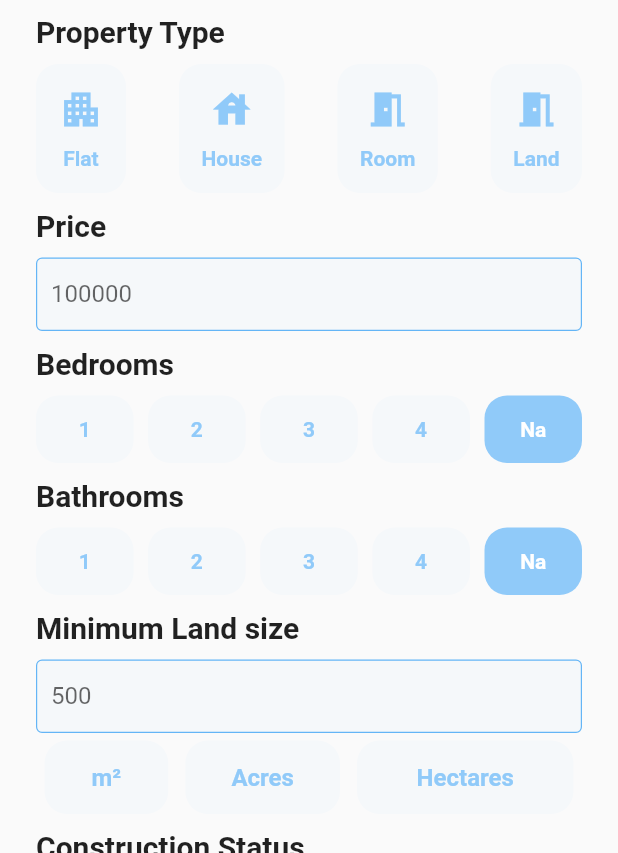
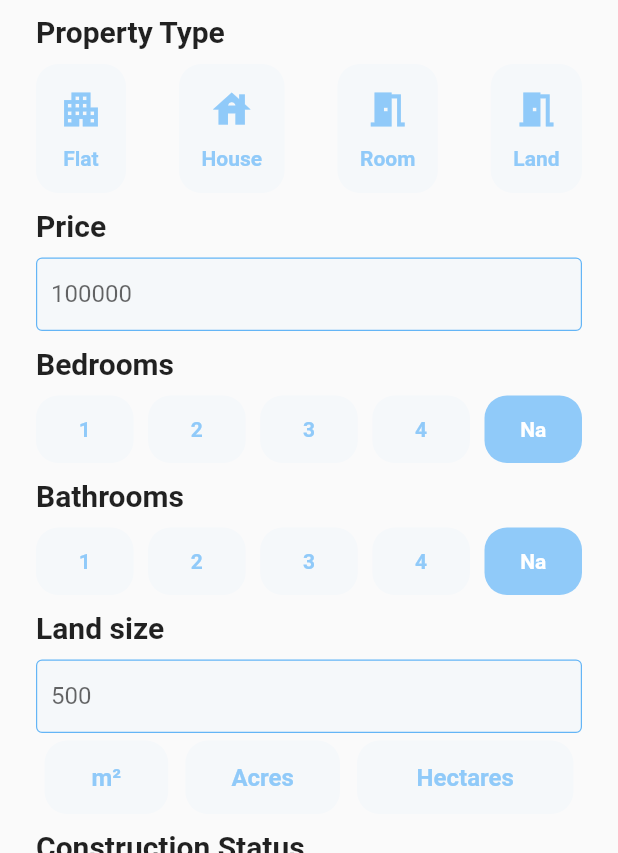
Before and after one commit to Sachitbansal/Property_Dealers_final, a Flutter app: the screen it shows once a user with an empty profile is signed in, after a tap on the "add" icon, on a phone screen of 412 x 824 dp, the part 383-1236 px from its top. Run offline on Flutter 3.47's test engine with Material 2 defaults, Android fonts, the phone set to English and light mode, and no system bars; our stand-ins replace carousel_slider, cloud_firestore, connectivity_plus, firebase_auth, firebase_core, firebase_crashlytics and 8 more; missing offline and left inert: flutter_carousel_slider; accounts and stored records are empty; network calls fail; Roboto replaces fonts that are missing (Play).

Commit message:
Proceeded -: Removed minimum from land sizs
Todo:

some processed become slow on data so loading screen is needed for every small uploading and calling of data

square yards
sqyare feets
biswa, marla
remove hectares

more rooms and washrooms
area in filter
facing property in app and filter also

no price in case of land

open land or plat in construction status

remove keywords and add facing
add widde road in front of house / proeprty

share multiple at 1 time

sharing par broker ka inf jana chaiye not of the person holding the property

voice search commands in hindi and english

data encruyption to firestore databse.

active and inactive property. when  inactive, data automativaaly deleted

```diff
--- a/lib/pages/add.dart
+++ b/lib/pages/add.dart
@@ -524,7 +524,7 @@ class _AddState extends State<Add> {
                           ],
                         ),
                         const FilterTitle(
-                          title: 'Minimum Land size',
+                          title: 'Land size',
                         ),
                         CustomTextField(
                           keyboardType: TextInputType.number,
```
